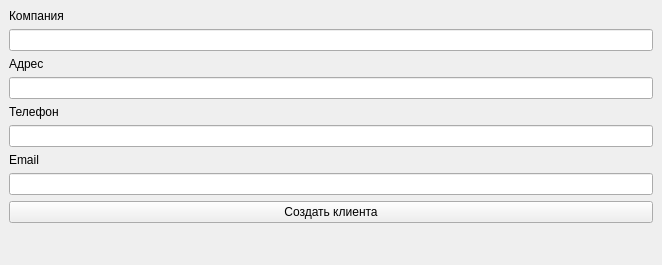
The window that ui/createupdateclient.ui (Git-I985/ap) describes before a commit, drawn with Qt 5.
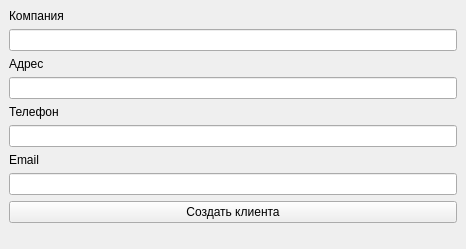
The same window after the commit.

What changed in the file:
```diff
--- a/ui/createupdateclient.ui
+++ b/ui/createupdateclient.ui
@@ -6,8 +6,8 @@
    <rect>
     <x>0</x>
     <y>0</y>
-    <width>662</width>
-    <height>265</height>
+    <width>466</width>
+    <height>249</height>
    </rect>
   </property>
   <property name="windowTitle">
```
Left out of the diff: 2 changed lines with no effect on the pictures.
